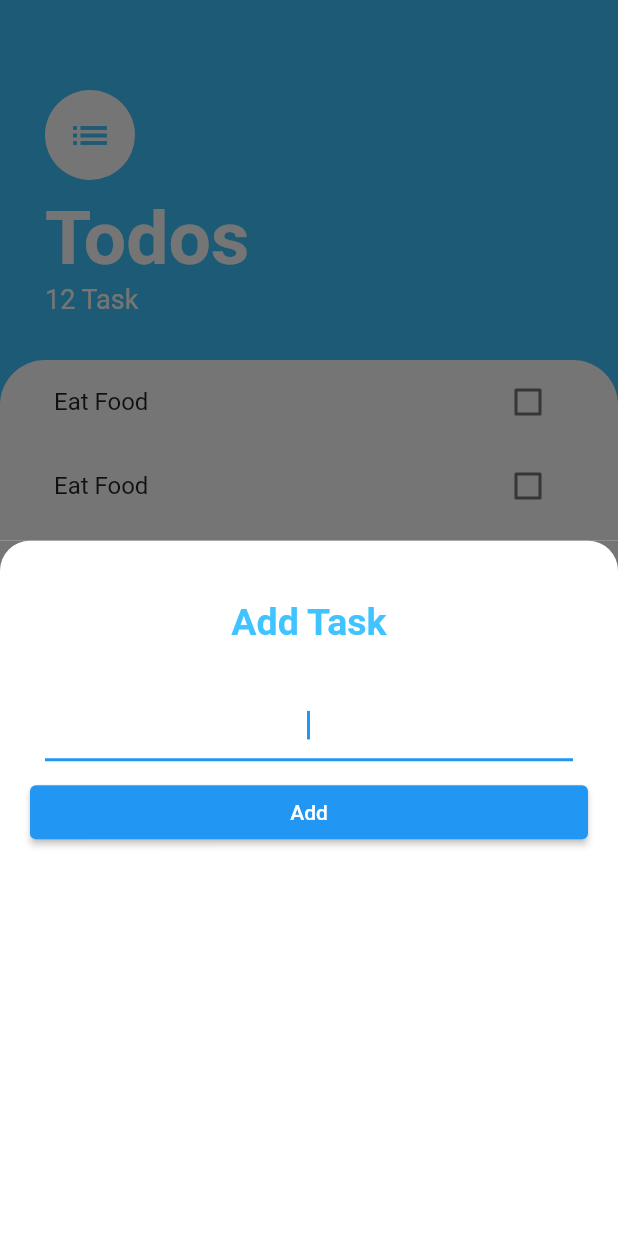
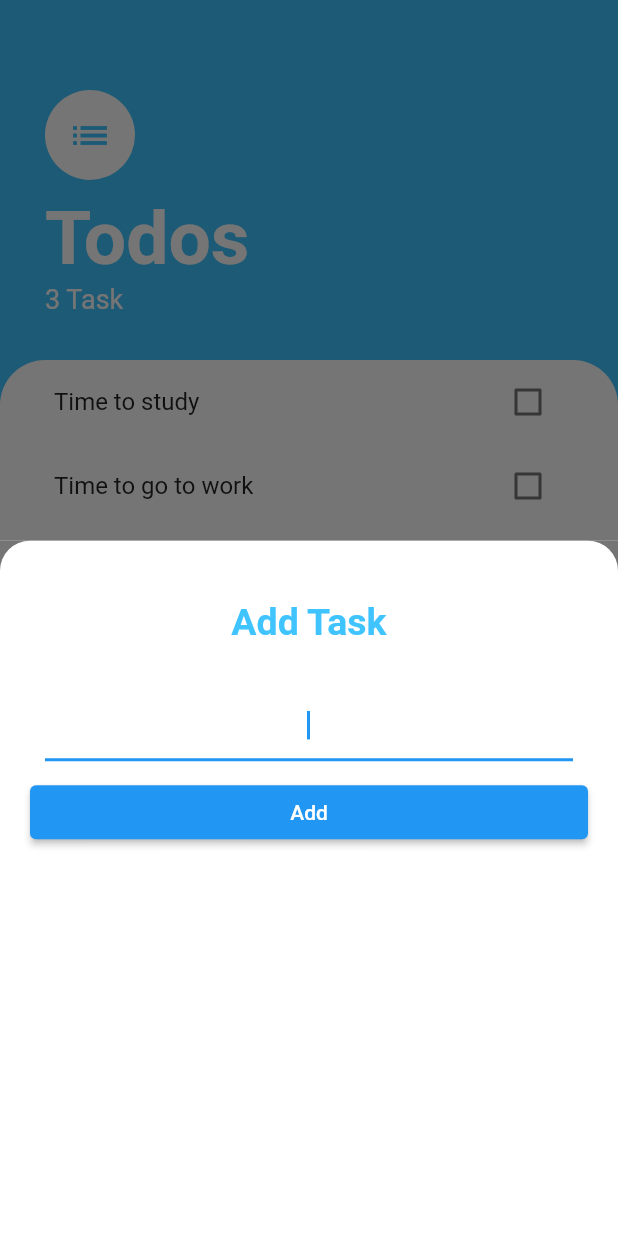
Before and after one commit to ZeggyRaph/Todo_List, a Flutter app: the screen it shows after launch, after a tap on the "add" icon, on a phone screen of 412 x 824 dp. Run offline on Flutter 3.47's test engine with Material 2 defaults, Android fonts, the phone set to English and light mode, and no system bars.

Commit message:
Lifted the state by taking the list of tasks to the home screen to enable easy access by both the addTaskScreen and taskList

```diff
--- a/lib/screens/add_task_screen.dart
+++ b/lib/screens/add_task_screen.dart
@@ -1,7 +1,12 @@
 import 'package:flutter/material.dart';
 
-class AddTaskScreen extends StatelessWidget {
-  const AddTaskScreen({Key? key}) : super(key: key);
+class AddTaskScreen extends StatefulWidget {
+  @override
+  State<AddTaskScreen> createState() => _AddTaskScreenState();
+}
+
+class _AddTaskScreenState extends State<AddTaskScreen> {
+  String? newTaskTitle;
 
   @override
   Widget build(BuildContext context) {
@@ -28,14 +33,19 @@ class AddTaskScreen extends StatelessWidget {
                     fontSize: 25,
                 fontWeight: FontWeight.w700) ,),
             ),
-            const Padding(
+             Padding(
               padding: EdgeInsets.all(10.0),
               child: TextField(
                 textAlign: TextAlign.center,
                 autofocus: true,
+                onChanged: (value) {
+                  newTaskTitle = value;
+                },
               ),
             ),
-            ElevatedButton(onPressed: (){},
+            ElevatedButton(onPressed: (){
+              print(newTaskTitle);
+            },
               child: const Text('Add'),),
 
           ],
--- a/lib/screens/home_screen.dart
+++ b/lib/screens/home_screen.dart
@@ -1,9 +1,21 @@
 import 'package:flutter/material.dart';
+import 'package:todos/model/task.dart';
 import 'package:todos/widgets/task_list.dart';
 import 'add_task_screen.dart';
 
-class HomeScreen extends StatelessWidget {
+class HomeScreen extends StatefulWidget {
 
+  @override
+  State<HomeScreen> createState() => _HomeScreenState();
+}
+
+class _HomeScreenState extends State<HomeScreen> {
+  //This creates a list of the Task model class with its props.
+  List<Task> task = [
+    Task(name: 'Time to study'),
+    Task(name: 'Time to go to work'),
+    Task(name: 'Time to sleep'),
+  ];
   @override
   Widget build(BuildContext context) {
     return Scaffold(
@@ -23,7 +35,7 @@ class HomeScreen extends StatelessWidget {
                 top: 60.0,bottom: 30.0,right: 30.0,left: 30.0),
             child: Column(
               crossAxisAlignment: CrossAxisAlignment.start,
-              children: const [
+              children:  [
               CircleAvatar(
                 radius: 30,
                 backgroundColor: Colors.white,
@@ -40,24 +52,24 @@ class HomeScreen extends StatelessWidget {
                     fontWeight: FontWeight.w700,
                   color: Colors.white
                 ),),
-              Text('12 Task',
+              Text('${task.length} Task',
                 style: TextStyle(
                     color: Colors.white,
                 fontSize: 18.0),),
             ],),
           ),
           Expanded(child: Container(
-            padding: const EdgeInsets.symmetric(horizontal: 20.0),
+            padding:  EdgeInsets.symmetric(horizontal: 20.0),
             height: 200,
            // color: Colors.white,
 
-            decoration: const BoxDecoration(
+            decoration:  BoxDecoration(
               color: Colors.white,
               borderRadius: BorderRadius.only(
                 topLeft: Radius.circular(30),
                 topRight: Radius.circular(30),
               ),),
-            child: TaskList(),
+            child: TaskList(tasks: task),
           ),),
 
         ],
--- a/lib/widgets/task_list.dart
+++ b/lib/widgets/task_list.dart
@@ -3,32 +3,27 @@ import 'package:todos/widgets/task_tile.dart';
 import 'package:todos/model/task.dart';
 
 class TaskList extends StatefulWidget {
+ List<Task> tasks;
+ TaskList({required this.tasks});
+
   @override
   State<TaskList> createState() => _TaskListState();
 }
 
 class _TaskListState extends State<TaskList> {
-  //This creates a list of the Task model class with its props.
-  List<Task> task = [
-    Task(name: 'Time to study'),
-    Task(name: 'Time to go to work'),
-    Task(name: 'Time to sleep'),
-  ];
   @override
   Widget build(BuildContext context) {
     return ListView.builder(itemBuilder: (context, index) {
-      return TaskTile(taskTitle: task[index].name,ischecked: task[index].isDone,
+      return TaskTile(taskTitle: widget.tasks[index].name,ischecked: widget.tasks[index].isDone,
         checkboxCallback: (checkboxState){
         setState(() {
-          //task[index].isDone = checkboxState;
-          task[index].toggleDone();
+          widget.tasks[index].toggleDone();
         });
 
         },
       );
-
     },
-      itemCount: task.length,
+      itemCount: widget.tasks.length,
 
     );
   }
--- a/lib/widgets/task_tile.dart
+++ b/lib/widgets/task_tile.dart
@@ -11,7 +11,7 @@ class TaskTile extends StatelessWidget {
   Widget build(BuildContext context) {
     return  ListTile(
 
-      title: Text('Eat Food',
+      title: Text(taskTitle,
         style: TextStyle(
             decoration: ischecked ? TextDecoration.lineThrough : null),),
       trailing: Checkbox(
```
